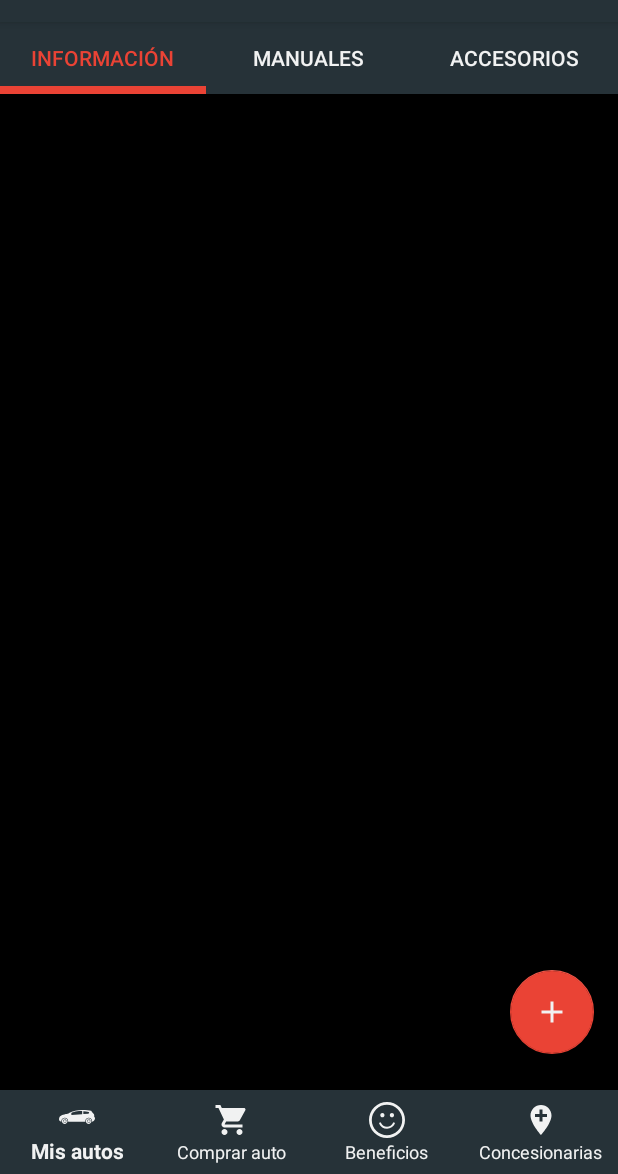
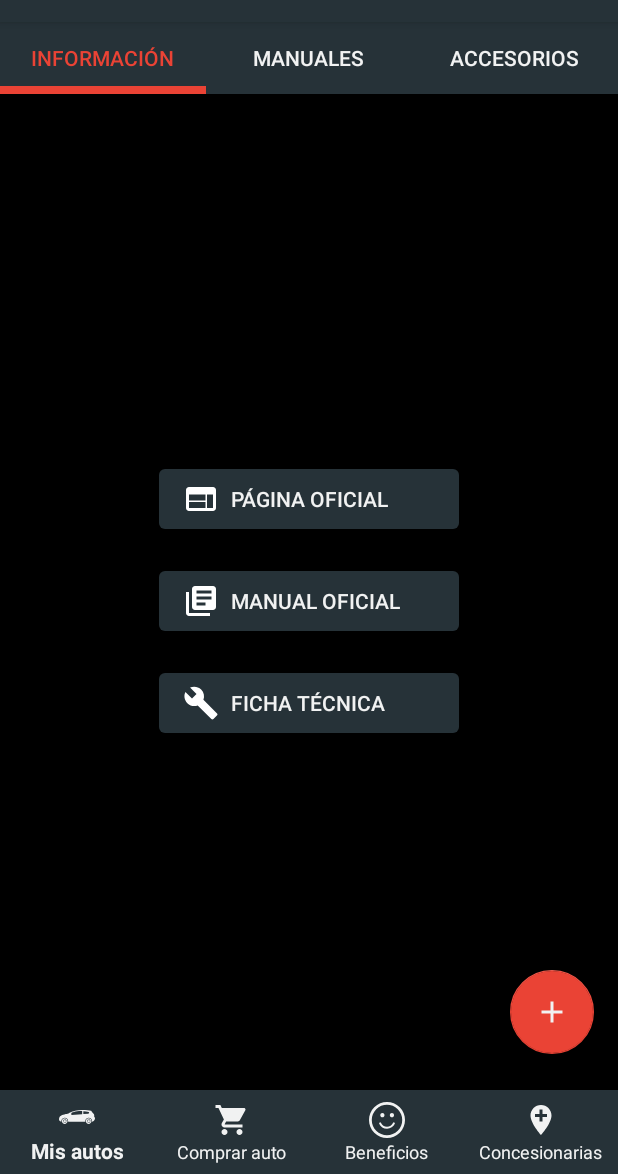
Before and after one commit to dmerniestic1987/cardPublicity, an Android app: the MainActivity screen opened directly, with no data from a screen before it, after a tap on an icon or button, on a phone screen of 412 x 824 dp, the part 62-1236 px from its top. Run offline under Robolectric (Android 15) with nearby library versions, the phone set to English and light mode, and no system bars.

Commit message:
Se agregan botones

```diff
--- /dev/null
+++ b/CardPublicity/app/src/main/res/drawable/ic_build_black_24dp.xml
@@ -0,0 +1,9 @@
+<vector xmlns:android="http://schemas.android.com/apk/res/android"
+        android:width="24dp"
+        android:height="24dp"
+        android:viewportWidth="24.0"
+        android:viewportHeight="24.0">
+    <path
+        android:fillColor="#FF000000"
+        android:pathData="M22.7,19l-9.1,-9.1c0.9,-2.3 0.4,-5 -1.5,-6.9 -2,-2 -5,-2.4 -7.4,-1.3L9,6 6,9 1.6,4.7C0.4,7.1 0.9,10.1 2.9,12.1c1.9,1.9 4.6,2.4 6.9,1.5l9.1,9.1c0.4,0.4 1,0.4 1.4,0l2.3,-2.3c0.5,-0.4 0.5,-1.1 0.1,-1.4z"/>
+</vector>
--- /dev/null
+++ b/CardPublicity/app/src/main/res/drawable/ic_library_books_black_24dp.xml
@@ -0,0 +1,9 @@
+<vector xmlns:android="http://schemas.android.com/apk/res/android"
+        android:width="24dp"
+        android:height="24dp"
+        android:viewportWidth="24.0"
+        android:viewportHeight="24.0">
+    <path
+        android:fillColor="#FF000000"
+        android:pathData="M4,6L2,6v14c0,1.1 0.9,2 2,2h14v-2L4,20L4,6zM20,2L8,2c-1.1,0 -2,0.9 -2,2v12c0,1.1 0.9,2 2,2h12c1.1,0 2,-0.9 2,-2L22,4c0,-1.1 -0.9,-2 -2,-2zM19,11L9,11L9,9h10v2zM15,15L9,15v-2h6v2zM19,7L9,7L9,5h10v2z"/>
+</vector>
--- /dev/null
+++ b/CardPublicity/app/src/main/res/drawable/ic_web_black_24dp.xml
@@ -0,0 +1,9 @@
+<vector xmlns:android="http://schemas.android.com/apk/res/android"
+        android:width="24dp"
+        android:height="24dp"
+        android:viewportWidth="24.0"
+        android:viewportHeight="24.0">
+    <path
+        android:fillColor="#FF000000"
+        android:pathData="M20,4L4,4c-1.1,0 -1.99,0.9 -1.99,2L2,18c0,1.1 0.9,2 2,2h16c1.1,0 2,-0.9 2,-2L22,6c0,-1.1 -0.9,-2 -2,-2zM15,18L4,18v-4h11v4zM15,13L4,13L4,9h11v4zM20,18h-4L16,9h4v9z"/>
+</vector>
--- a/CardPublicity/app/src/main/res/layout/fragment_my_card_manuales.xml
+++ b/CardPublicity/app/src/main/res/layout/fragment_my_card_manuales.xml
@@ -1,14 +1,64 @@
 <?xml version="1.0" encoding="utf-8"?>
-<FrameLayout xmlns:android="http://schemas.android.com/apk/res/android"
+<LinearLayout xmlns:android="http://schemas.android.com/apk/res/android"
     xmlns:tools="http://schemas.android.com/tools"
+    xmlns:app="http://schemas.android.com/apk/res-auto"
     android:layout_width="match_parent"
     android:layout_height="match_parent"
-    tools:context=".fragments.MyCarManualesFragment">
+    tools:context=".fragments.MyCarManualesFragment"
+    android:orientation="vertical"
+    android:gravity="center">
 
-    <!-- TODO: Update blank fragment layout -->
-    <TextView
-        android:layout_width="match_parent"
-        android:layout_height="match_parent"
-        android:text="@string/hello_blank_fragment" />
+    <android.support.design.button.MaterialButton
+        android:id="@+id/officialPageButton"
+        android:layout_width="@dimen/my_car_manual_buttons"
+        android:layout_height="wrap_content"
+        android:layout_marginTop="@dimen/text_margin"
+        android:clickable="true"
+        android:gravity="center_vertical"
+        android:paddingStart="16dp"
+        android:paddingTop="8dp"
+        android:paddingEnd="16dp"
+        android:paddingBottom="8dp"
+        android:text="@string/my_card_official_page_button_title"
+        android:textAppearance="?android:attr/textAppearanceButton"
+        android:textColor="@color/white"
+        app:icon="@drawable/ic_web_black_24dp"
+        app:rippleColor="@color/colorPrimaryLight" />
 
-</FrameLayout>
+    <android.support.design.button.MaterialButton
+        android:id="@+id/manualButton"
+        android:layout_width="@dimen/my_car_manual_buttons"
+        android:layout_height="wrap_content"
+        android:layout_marginTop="@dimen/text_margin"
+        android:clickable="true"
+        android:gravity="center_vertical"
+        android:paddingStart="16dp"
+        android:paddingTop="8dp"
+        android:paddingEnd="16dp"
+        android:paddingBottom="8dp"
+        android:text="@string/my_card_manual_button_title"
+        android:textAppearance="?android:attr/textAppearanceButton"
+        android:textColor="@color/white"
+        app:icon="@drawable/ic_library_books_black_24dp"
+        app:rippleColor="@color/colorPrimaryLight" />
+
+    <android.support.design.button.MaterialButton
+        android:id="@+id/techicalDetailButton"
+        android:layout_width="@dimen/my_car_manual_buttons"
+        android:layout_height="wrap_content"
+        android:layout_marginTop="@dimen/text_margin"
+        android:clickable="true"
+        android:gravity="center_vertical"
+        android:paddingStart="16dp"
+        android:paddingTop="8dp"
+        android:paddingEnd="16dp"
+        android:paddingBottom="8dp"
+        android:text="@string/my_card_technical_details_button_title"
+        android:textAppearance="?android:attr/textAppearanceButton"
+        android:textColor="@color/white"
+        app:icon="@drawable/ic_build_black_24dp"
+        app:rippleColor="@color/colorPrimaryLight" />
+
+
+
+</LinearLayout>
--- a/CardPublicity/app/src/main/res/values/colors.xml
+++ b/CardPublicity/app/src/main/res/values/colors.xml
@@ -1,5 +1,6 @@
 <?xml version="1.0" encoding="utf-8"?>
 <resources>
+
     <color name="colorPrimary">#263238</color>
     <color name="colorPrimaryDark">#000000</color>
     <color name="colorPrimaryLight">#4f5b62</color>
--- a/CardPublicity/app/src/main/res/values/dimens.xml
+++ b/CardPublicity/app/src/main/res/values/dimens.xml
@@ -21,4 +21,6 @@
     <dimen name="text_margin">16dp</dimen>
     <dimen name="text_margin_small">8dp</dimen>
     <dimen name="text_margin_very_small">4dp</dimen>
+
+    <dimen name="my_car_manual_buttons">200dp</dimen>
 </resources>
--- a/CardPublicity/app/src/main/res/values/strings.xml
+++ b/CardPublicity/app/src/main/res/values/strings.xml
@@ -19,4 +19,8 @@
     <string name="title_my_car_tab_info">Información</string>
     <string name="title_my_car_tab_manuals">Manuales</string>
     <string name="title_my_car_tab_accesories">Accesorios</string>
+
+    <string name="my_card_official_page_button_title">Página oficial</string>
+    <string name="my_card_technical_details_button_title">Ficha técnica</string>
+    <string name="my_card_manual_button_title">Manual oficial</string>
 </resources>
--- a/CardPublicity/app/src/main/res/values/styles.xml
+++ b/CardPublicity/app/src/main/res/values/styles.xml
@@ -5,7 +5,7 @@
         <!-- Customize your theme here. -->
         <item name="colorPrimary">@color/colorPrimary</item>
         <item name="colorPrimaryDark">@color/colorPrimaryDark</item>
-        <item name="colorAccent">@color/white</item>
+        <item name="colorAccent">@color/colorAccent</item>
         <item name="windowActionBar">false</item>
         <item name="windowNoTitle">true</item>
     </style>
```
